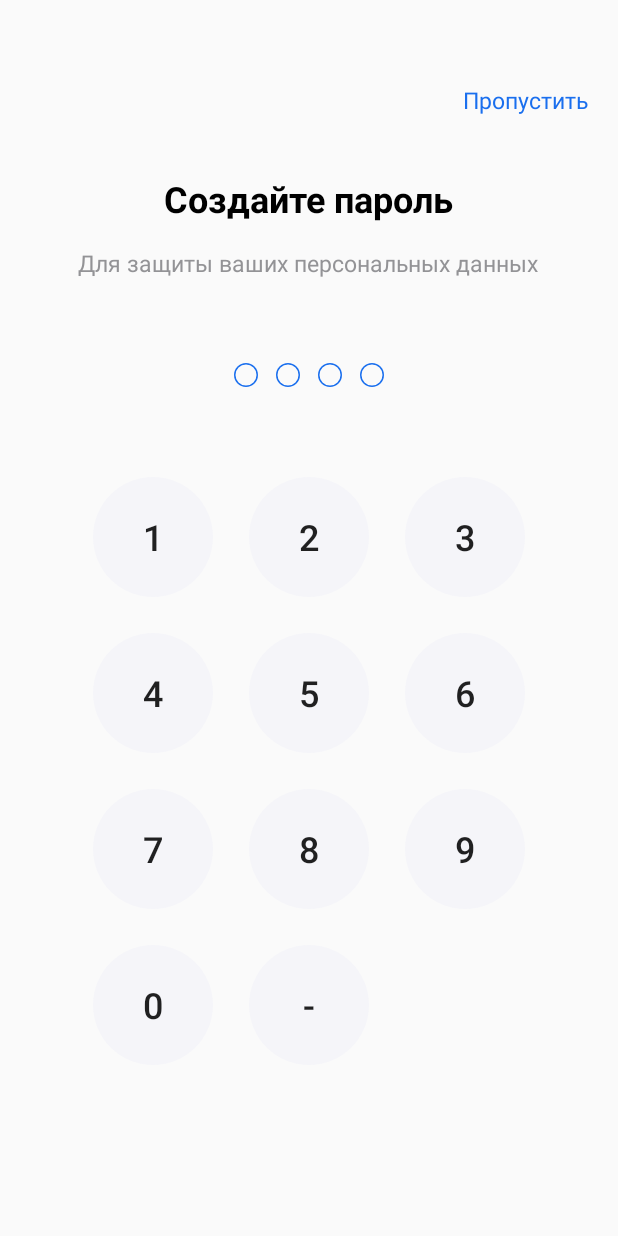
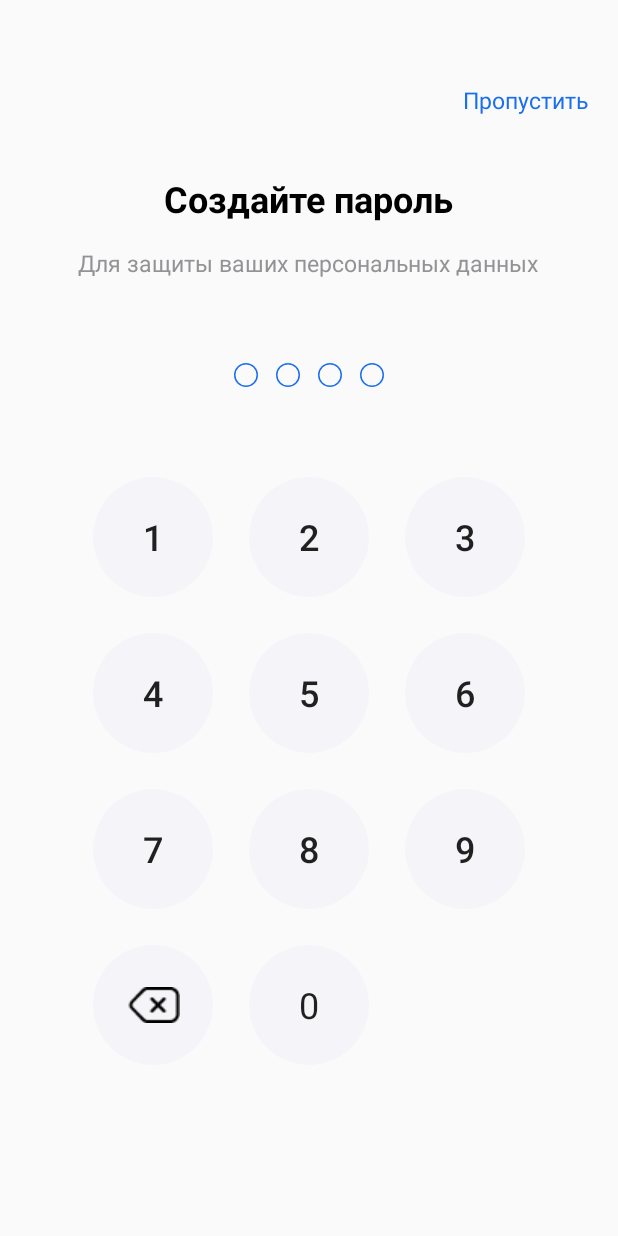
Before and after one commit to Helvixer/Praktika, an Android app: the create_password screen opened directly, with no data from a screen before it, on a phone screen of 412 x 824 dp. Run offline under Robolectric (Android 15) with nearby library versions, the phone set to English and light mode, and no system bars.

Commit message:
Доработка экрана с паролем

```diff
--- a/src/main/res/layout/create_password.xml
+++ b/src/main/res/layout/create_password.xml
@@ -52,19 +52,23 @@
         <ImageView
             android:layout_width="16dp"
             android:layout_height="16dp"
+            android:id="@+id/dot_0"
             android:src="@drawable/dot_0" />
         <ImageView
             android:layout_width="16dp"
+            android:id="@+id/dot_1"
             android:layout_height="16dp"
             android:src="@drawable/dot_0"
             android:layout_marginStart="12dp"/>
         <ImageView
             android:layout_width="16dp"
+            android:id="@+id/dot_2"
             android:layout_height="16dp"
             android:src="@drawable/dot_0"
             android:layout_marginStart="12dp"/>
         <ImageView
             android:layout_width="16dp"
+            android:id="@+id/dot_3"
             android:layout_height="16dp"
             android:src="@drawable/dot_0"
             android:layout_marginStart="12dp"/>
@@ -83,99 +87,121 @@
                 android:layout_width="80dp"
                 android:layout_height="80dp"
                 android:text="1"
+                android:tag="1"
                 android:textSize="24sp"
+                android:onClick="num_click"
                 android:background="@drawable/crug_btn"/>
             <Button
                 android:id="@+id/pass_btn2"
                 android:text="2"
+                android:tag="2"
                 android:textSize="24sp"
                 android:layout_width="80dp"
                 android:layout_height="80dp"
                 android:layout_marginLeft="24dp"
+                android:onClick="num_click"
                 android:background="@drawable/crug_btn"/>
             <Button
                 android:id="@+id/pass_btn3"
                 android:text="3"
+                android:tag="3"
                 android:textSize="24sp"
                 android:layout_width="80dp"
                 android:layout_height="80dp"
                 android:layout_marginLeft="24dp"
+                android:onClick="num_click"
                 android:background="@drawable/crug_btn"/>
         </TableRow>
         <TableRow>
             <Button
                 android:id="@+id/pass_btn4"
                 android:text="4"
+                android:tag="4"
                 android:textSize="24sp"
                 android:layout_width="80dp"
                 android:layout_height="80dp"
                 android:layout_marginTop="24dp"
+                android:onClick="num_click"
                 android:background="@drawable/crug_btn"/>
             <Button
                 android:id="@+id/pass_btn5"
                 android:text="5"
+                android:tag="5"
                 android:textSize="24sp"
                 android:layout_width="80dp"
                 android:layout_height="80dp"
                 android:layout_marginLeft="24dp"
                 android:layout_marginTop="24dp"
+                android:onClick="num_click"
                 android:background="@drawable/crug_btn"/>
             <Button
                 android:id="@+id/pass_btn6"
                 android:text="6"
+                android:tag="6"
                 android:textSize="24sp"
                 android:layout_width="80dp"
                 android:layout_height="80dp"
                 android:layout_marginLeft="24dp"
                 android:layout_marginTop="24dp"
+                android:onClick="num_click"
                 android:background="@drawable/crug_btn"/>
         </TableRow>
         <TableRow android:orientation="vertical">
             <Button
                 android:id="@+id/pass_btn7"
                 android:text="7"
+                android:tag="7"
                 android:textSize="24sp"
                 android:layout_width="80dp"
                 android:layout_height="80dp"
                 android:layout_marginTop="24dp"
+                android:onClick="num_click"
                 android:background="@drawable/crug_btn"/>
             <Button
                 android:id="@+id/pass_btn8"
                 android:text="8"
+                android:tag="8"
                 android:textSize="24sp"
                 android:layout_width="80dp"
                 android:layout_height="80dp"
                 android:layout_marginLeft="24dp"
                 android:layout_marginTop="24dp"
+                android:onClick="num_click"
                 android:background="@drawable/crug_btn"/>
             <Button
                 android:id="@+id/pass_btn9"
                 android:text="9"
+                android:tag="9"
                 android:textSize="24sp"
                 android:layout_width="80dp"
                 android:layout_height="80dp"
                 android:layout_marginLeft="24dp"
                 android:layout_marginTop="24dp"
+                android:onClick="num_click"
                 android:background="@drawable/crug_btn"/>
         </TableRow>
         <TableRow>
-            <Button
-                android:id="@+id/pass_btn0"
-                android:text="0"
+            <ImageButton
+                android:id="@+id/pass_btn"
+                android:src="@drawable/del_icon"
                 android:textSize="24sp"
                 android:layout_width="80dp"
                 android:layout_height="80dp"
                 android:layout_marginTop="24dp"
+                android:onClick="num_click"
+                android:tag="dlt"
                 android:background="@drawable/crug_btn"/>
             <Button
-                android:id="@+id/pass_btn"
-                android:text="-"
+                android:id="@+id/pass_btn0"
                 android:textSize="24sp"
+                android:text="0"
                 android:layout_width="80dp"
                 android:layout_height="80dp"
                 android:layout_marginTop="24dp"
                 android:layout_marginLeft="24dp"
-                android:background="@drawable/crug_btn"/>
+                android:onClick="num_click"
+                android:tag="0"
+                style="@style/Base.Theme.Medic.ButtonPass"/>
 
         </TableRow>
     </TableLayout>
--- a/src/main/res/values/themes.xml
+++ b/src/main/res/values/themes.xml
@@ -8,6 +8,9 @@
     <style name="Base.Theme.Medic.ButtonLogin">
         <item name="android:background">@drawable/button_login</item>
     </style>
+    <style name="Base.Theme.Medic.ButtonPass">
+        <item name="android:background">@drawable/crug_btn</item>
+    </style>
 
     <style name="Theme.Medic" parent="Base.Theme.Medic" />
 </resources>
```
Also changed, not shown: src/main/java/com/example/medic/create_password.java (+108 -15 lines), src/main/res/drawable/del_icon.png (added).
